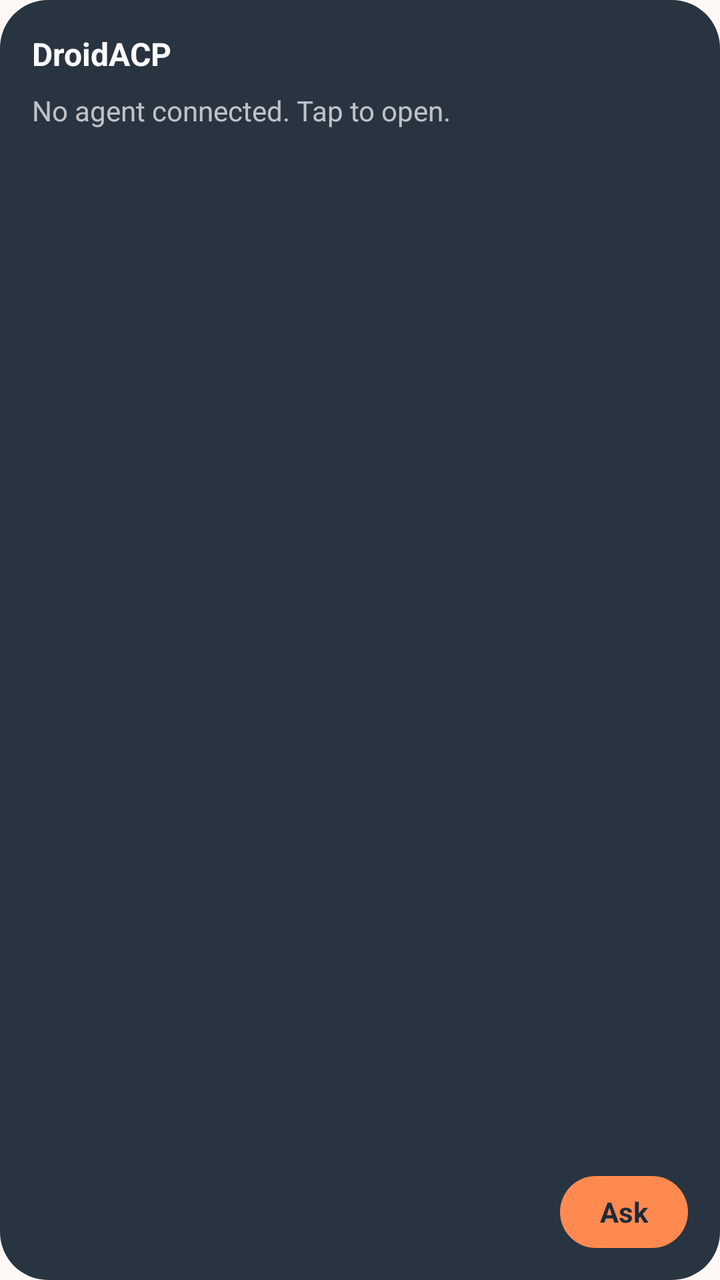
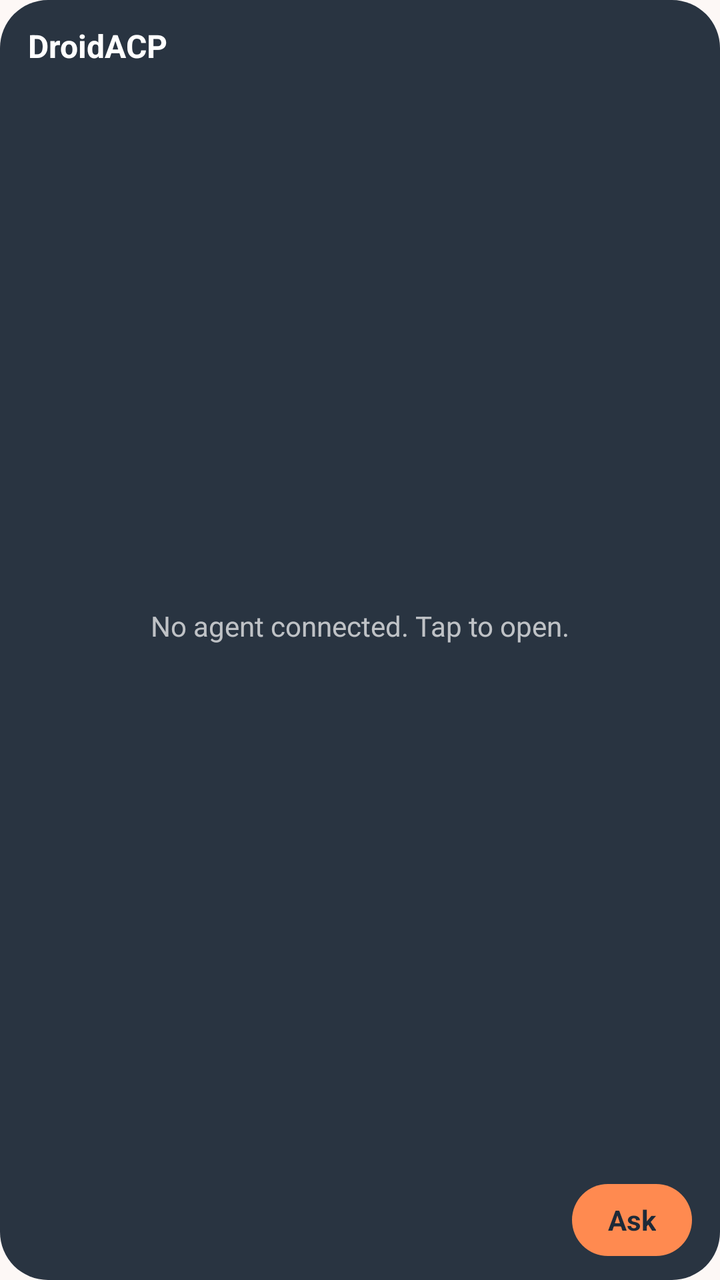

The first picture is an Android layout as it rendered before a commit; the second is the same layout after the commit. The layout source and the unified diff follow.
<!-- AndroidManifest.xml: application theme Theme.DroidACP -->
<!-- res/layout/widget_agent.xml -->
<?xml version="1.0" encoding="utf-8"?>
<LinearLayout xmlns:android="http://schemas.android.com/apk/res/android"
    android:id="@+id/widget_root"
    android:layout_width="match_parent"
    android:layout_height="match_parent"
    android:background="@drawable/widget_bg"
    android:orientation="vertical"
    android:padding="16dp">

    <LinearLayout
        android:layout_width="match_parent"
        android:layout_height="wrap_content"
        android:gravity="center_vertical"
        android:orientation="horizontal">

        <TextView
            android:id="@+id/widget_title"
            android:layout_width="0dp"
            android:layout_height="wrap_content"
            android:layout_weight="1"
            android:ellipsize="end"
            android:maxLines="1"
            android:text="@string/widget_default_title"
            android:textColor="@color/widget_text"
            android:textSize="16sp"
            android:textStyle="bold" />

        <TextView
            android:id="@+id/widget_status"
            android:layout_width="wrap_content"
            android:layout_height="wrap_content"
            android:layout_marginStart="8dp"
            android:maxLines="1"
            android:textColor="@color/widget_accent"
            android:textSize="13sp" />
    </LinearLayout>

    <TextView
        android:id="@+id/widget_body"
        android:layout_width="match_parent"
        android:layout_height="0dp"
        android:layout_marginTop="8dp"
        android:layout_weight="1"
        android:ellipsize="end"
        android:maxLines="6"
        android:text="@string/widget_default_body"
        android:textColor="@color/widget_text_secondary"
        android:textSize="14sp" />

    <TextView
        android:id="@+id/widget_ask"
        android:layout_width="wrap_content"
        android:layout_height="36dp"
        android:layout_gravity="end"
        android:layout_marginTop="8dp"
        android:background="@drawable/widget_button_bg"
        android:gravity="center"
        android:paddingStart="20dp"
        android:paddingEnd="20dp"
        android:text="@string/widget_ask"
        android:textColor="@color/launcher_background"
        android:textSize="14sp"
        android:textStyle="bold" />
</LinearLayout>
<!-- resources referenced by this layout -->
<resources>
  <color name="launcher_background">#FF1E2A38</color>
  <color name="widget_accent">#FFFF8A50</color>
  <color name="widget_text">#FFFFFFFF</color>
  <color name="widget_text_secondary">#B3FFFFFF</color>
  <!-- drawable widget_bg (drawable) -->
  <?xml version="1.0" encoding="utf-8"?>
  <shape xmlns:android="http://schemas.android.com/apk/res/android" android:shape="rectangle">
      <solid android:color="@color/widget_bg" />
      <corners android:radius="24dp" />
  </shape>
  <!-- drawable widget_button_bg (drawable) -->
  <?xml version="1.0" encoding="utf-8"?>
  <shape xmlns:android="http://schemas.android.com/apk/res/android" android:shape="rectangle">
      <solid android:color="@color/widget_accent" />
      <corners android:radius="18dp" />
  </shape>
  <string name="widget_ask">Ask</string>
  <string name="widget_default_body">No agent connected. Tap to open.</string>
  <string name="widget_default_title">DroidACP</string>
  <style name="Theme.DroidACP" parent="android:Theme.Material.NoActionBar">
          <item name="android:windowBackground">@color/window_background</item>
          <item name="android:statusBarColor">@android:color/transparent</item>
          <item name="android:navigationBarColor">@android:color/transparent</item>
      </style>
  <color name="widget_bg">#F21E2A38</color>
  <color name="window_background">#FFFDF8F6</color>
</resources>

<!-- the commit's change to res/layout/widget_agent.xml (unified diff, before → after) -->
@@ -5,9 +5,13 @@
     android:layout_height="match_parent"
     android:background="@drawable/widget_bg"
     android:orientation="vertical"
-    android:padding="16dp">
+    android:paddingStart="14dp"
+    android:paddingTop="12dp"
+    android:paddingEnd="14dp"
+    android:paddingBottom="12dp">
 
     <LinearLayout
+        android:id="@+id/widget_header"
         android:layout_width="match_parent"
         android:layout_height="wrap_content"
         android:gravity="center_vertical"
@@ -25,40 +29,134 @@
             android:textSize="16sp"
             android:textStyle="bold" />
 
+        <ProgressBar
+            android:id="@+id/widget_working"
+            android:layout_width="14dp"
+            android:layout_height="14dp"
+            android:layout_marginStart="8dp"
+            android:indeterminate="true"
+            android:indeterminateTint="@color/widget_accent"
+            android:visibility="gone" />
+
         <TextView
             android:id="@+id/widget_status"
             android:layout_width="wrap_content"
             android:layout_height="wrap_content"
-            android:layout_marginStart="8dp"
+            android:layout_marginStart="6dp"
             android:maxLines="1"
             android:textColor="@color/widget_accent"
             android:textSize="13sp" />
     </LinearLayout>
 
-    <TextView
-        android:id="@+id/widget_body"
+    
+    <LinearLayout
+        android:id="@+id/widget_permission"
+        android:layout_width="match_parent"
+        android:layout_height="wrap_content"
+        android:layout_marginTop="8dp"
+        android:background="@drawable/widget_panel_bg"
+        android:orientation="vertical"
+        android:padding="10dp"
+        android:visibility="gone">
+
+        <TextView
+            android:id="@+id/widget_permission_text"
+            android:layout_width="match_parent"
+            android:layout_height="wrap_content"
+            android:ellipsize="end"
+            android:maxLines="4"
+            android:textColor="@color/widget_text"
+            android:textSize="14sp" />
+
+        <LinearLayout
+            android:layout_width="match_parent"
+            android:layout_height="wrap_content"
+            android:layout_marginTop="8dp"
+            android:gravity="end|center_vertical"
+            android:orientation="horizontal">
+
+            <TextView
+                android:id="@+id/widget_more"
+                android:layout_width="0dp"
+                android:layout_height="wrap_content"
+                android:layout_weight="1"
+                android:maxLines="2"
+                android:text="@string/widget_more_choices"
+                android:textColor="@color/widget_text_secondary"
+                android:textSize="12sp" />
+
+            <TextView
+                android:id="@+id/widget_deny"
+                style="@style/WidgetButton.Outline"
+                android:text="@string/widget_deny" />
+
+            <TextView
+                android:id="@+id/widget_allow"
+                style="@style/WidgetButton"
+                android:layout_marginStart="8dp"
+                android:text="@string/widget_allow" />
+        </LinearLayout>
+    </LinearLayout>
+
+    <FrameLayout
         android:layout_width="match_parent"
         android:layout_height="0dp"
         android:layout_marginTop="8dp"
-        android:layout_weight="1"
-        android:ellipsize="end"
-        android:maxLines="6"
-        android:text="@string/widget_default_body"
-        android:textColor="@color/widget_text_secondary"
-        android:textSize="14sp" />
+        android:layout_weight="1">
 
-    <TextView
-        android:id="@+id/widget_ask"
-        android:layout_width="wrap_content"
-        android:layout_height="36dp"
-        android:layout_gravity="end"
+        
+        <ListView
+            android:id="@+id/widget_list"
+            android:layout_width="match_parent"
+            android:layout_height="match_parent"
+            android:divider="@null"
+            android:dividerHeight="0dp"
+            android:scrollbars="none"
+            android:stackFromBottom="true"
+            android:transcriptMode="alwaysScroll" />
+
+        <TextView
+            android:id="@+id/widget_empty"
+            android:layout_width="match_parent"
+            android:layout_height="match_parent"
+            android:gravity="center"
+            android:text="@string/widget_default_body"
+            android:textColor="@color/widget_text_secondary"
+            android:textSize="14sp" />
+    </FrameLayout>
+
+    <LinearLayout
+        android:layout_width="match_parent"
+        android:layout_height="wrap_content"
         android:layout_marginTop="8dp"
-        android:background="@drawable/widget_button_bg"
-        android:gravity="center"
-        android:paddingStart="20dp"
-        android:paddingEnd="20dp"
-        android:text="@string/widget_ask"
-        android:textColor="@color/launcher_background"
-        android:textSize="14sp"
-        android:textStyle="bold" />
+        android:gravity="center_vertical"
+        android:orientation="horizontal">
+
+        <TextView
+            android:id="@+id/widget_stop"
+            style="@style/WidgetButton.Outline"
+            android:text="@string/widget_stop"
+            android:visibility="gone" />
+
+        <FrameLayout
+            android:layout_width="0dp"
+            android:layout_height="1dp"
+            android:layout_weight="1" />
+
+        <ImageView
+            android:id="@+id/widget_voice"
+            android:layout_width="36dp"
+            android:layout_height="36dp"
+            android:layout_marginEnd="8dp"
+            android:background="@drawable/widget_button_outline_bg"
+            android:contentDescription="@string/widget_voice"
+            android:padding="7dp"
+            android:src="@drawable/ic_mic"
+            android:visibility="gone" />
+
+        <TextView
+            android:id="@+id/widget_ask"
+            style="@style/WidgetButton"
+            android:text="@string/widget_ask" />
+    </LinearLayout>
 </LinearLayout>
<!-- resource entries referenced after the edit -->
@@ -4,12 +4,38 @@
   <color name="widget_accent">#FFFF8A50</color>
   <color name="widget_text">#FFFFFFFF</color>
   <color name="widget_text_secondary">#B3FFFFFF</color>
+  <!-- drawable ic_mic (drawable) -->
+  <?xml version="1.0" encoding="utf-8"?>
+  <vector xmlns:android="http://schemas.android.com/apk/res/android"
+      android:width="24dp"
+      android:height="24dp"
+      android:viewportWidth="24"
+      android:viewportHeight="24">
+      <path
+          android:fillColor="@color/widget_accent"
+          android:pathData="M12,14c1.66,0 2.99,-1.34 2.99,-3L15,5c0,-1.66 -1.34,-3 -3,-3S9,3.34 9,5v6c0,1.66 1.34,3 3,3zM17.3,11c0,3 -2.54,5.1 -5.3,5.1S6.7,14 6.7,11L5,11c0,3.41 2.72,6.23 6,6.72L11,21h2v-3.28c3.28,-0.48 6,-3.3 6,-6.72h-1.7z" />
+  </vector>
   <!-- drawable widget_bg (drawable) -->
   <?xml version="1.0" encoding="utf-8"?>
   <shape xmlns:android="http://schemas.android.com/apk/res/android" android:shape="rectangle">
       <solid android:color="@color/widget_bg" />
       <corners android:radius="24dp" />
   </shape>
+  <!-- drawable widget_button_outline_bg (drawable) -->
+  <?xml version="1.0" encoding="utf-8"?>
+  <shape xmlns:android="http://schemas.android.com/apk/res/android" android:shape="rectangle">
+      <solid android:color="@android:color/transparent" />
+      <stroke android:width="1dp" android:color="@color/widget_accent" />
+      <corners android:radius="18dp" />
+  </shape>
+  <!-- drawable widget_panel_bg (drawable) -->
+  <?xml version="1.0" encoding="utf-8"?>
+  <shape xmlns:android="http://schemas.android.com/apk/res/android" android:shape="rectangle">
+      <solid android:color="@color/widget_panel" />
+      <stroke android:width="1dp" android:color="@color/widget_accent" />
+      <corners android:radius="16dp" />
+  </shape>
+  <string name="widget_allow">Allow</string>
   <!-- drawable widget_button_bg (drawable) -->
   <?xml version="1.0" encoding="utf-8"?>
   <shape xmlns:android="http://schemas.android.com/apk/res/android" android:shape="rectangle">
@@ -19,12 +45,33 @@
   <string name="widget_ask">Ask</string>
   <string name="widget_default_body">No agent connected. Tap to open.</string>
   <string name="widget_default_title">DroidACP</string>
+  <string name="widget_deny">Deny</string>
+  <string name="widget_more_choices">More choices in the app</string>
+  <string name="widget_stop">Stop</string>
+  <string name="widget_voice">Ask by voice</string>
+  <style name="WidgetButton">
+          <item name="android:layout_width">wrap_content</item>
+          <item name="android:layout_height">36dp</item>
+          <item name="android:background">@drawable/widget_button_bg</item>
+          <item name="android:gravity">center</item>
+          <item name="android:paddingStart">18dp</item>
+          <item name="android:paddingEnd">18dp</item>
+          <item name="android:maxLines">1</item>
+          <item name="android:textColor">@color/launcher_background</item>
+          <item name="android:textSize">14sp</item>
+          <item name="android:textStyle">bold</item>
+      </style>
+  <style name="WidgetButton.Outline">
+          <item name="android:background">@drawable/widget_button_outline_bg</item>
+          <item name="android:textColor">@color/widget_accent</item>
+      </style>
   <style name="Theme.DroidACP" parent="android:Theme.Material.NoActionBar">
           <item name="android:windowBackground">@color/window_background</item>
           <item name="android:statusBarColor">@android:color/transparent</item>
           <item name="android:navigationBarColor">@android:color/transparent</item>
       </style>
   <color name="widget_bg">#F21E2A38</color>
+  <color name="widget_panel">#26FFFFFF</color>
   <color name="window_background">#FFFDF8F6</color>
 </resources>
 
